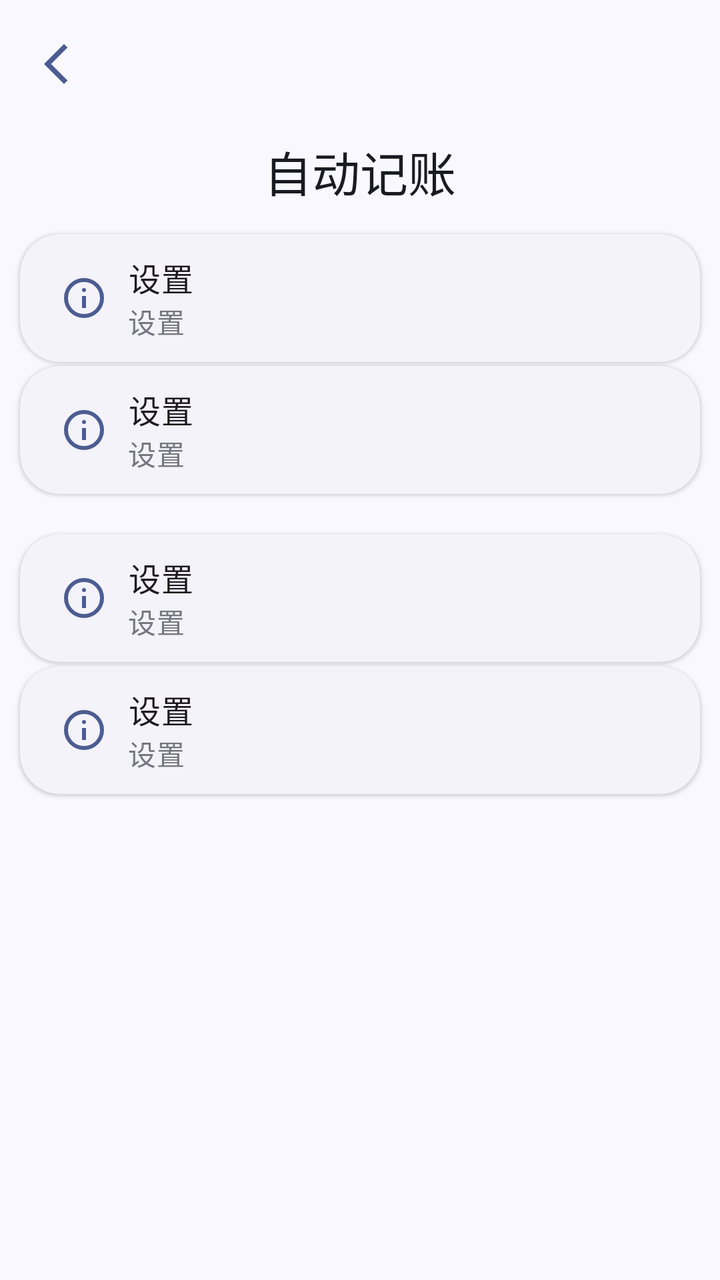
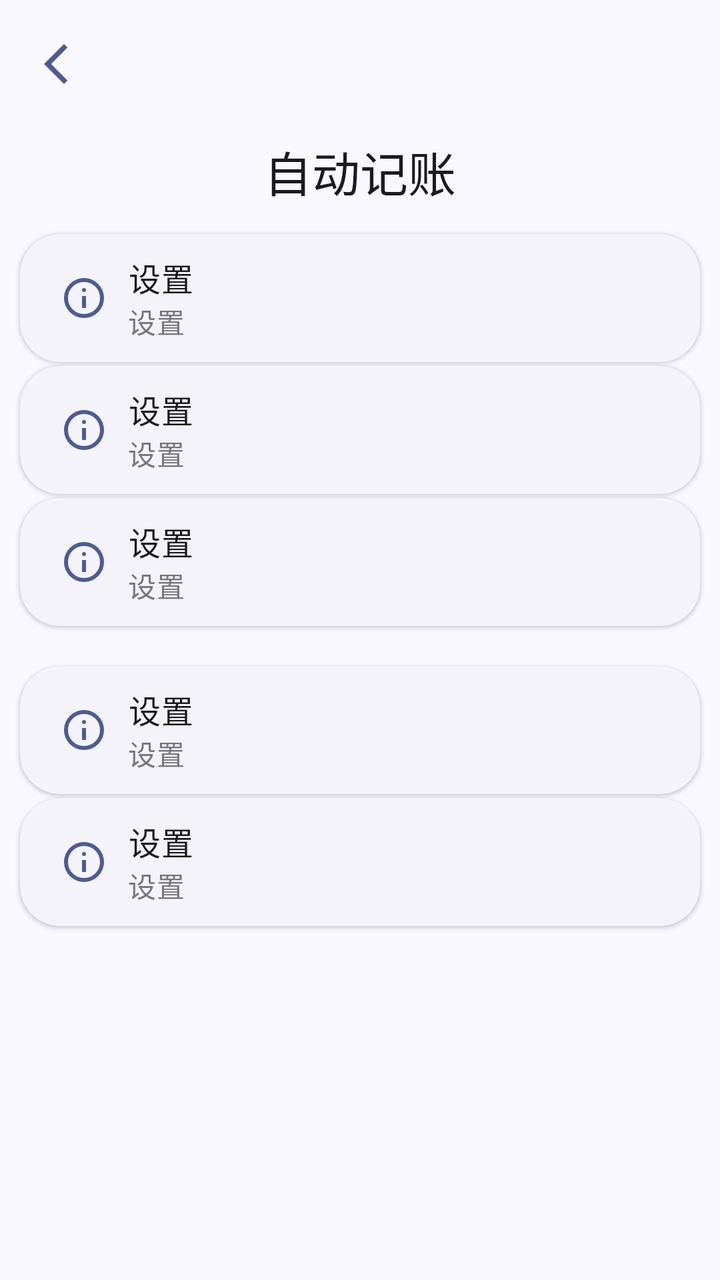

Screens rendered from an Android XML layout before and after an edit, with the pre-edit source and the edit as a unified diff.
<!-- AndroidManifest.xml: application theme Theme.ManagerAssistant.Static -->
<!-- res/layout/activity_auto_bookkeeping.xml -->
<?xml version="1.0" encoding="utf-8"?>
<androidx.coordinatorlayout.widget.CoordinatorLayout xmlns:android="http://schemas.android.com/apk/res/android"
    xmlns:app="http://schemas.android.com/apk/res-auto"
    xmlns:tools="http://schemas.android.com/tools"
    android:layout_width="match_parent"
    android:layout_height="match_parent"
    tools:context=".ui.pages.main.settings.sub.AutoBookkeepingActivity">

    <com.google.android.material.appbar.AppBarLayout
        android:id="@+id/app_bar_layout"
        android:layout_width="match_parent"
        android:layout_height="wrap_content"
        android:fitsSystemWindows="true">

        <com.google.android.material.appbar.CollapsingToolbarLayout
            style="@style/CollapsingToolbarLayoutStyle"
            android:layout_width="match_parent"
            android:layout_height="?attr/collapsingToolbarLayoutMediumSize"
            app:toolbarId="@id/toolbar">

            <com.google.android.material.appbar.MaterialToolbar
                android:id="@+id/toolbar"
                android:layout_width="match_parent"
                android:layout_height="?attr/actionBarSize"
                app:layout_collapseMode="pin"
                app:title="@string/auto_bookkeeping" />
        </com.google.android.material.appbar.CollapsingToolbarLayout>
    </com.google.android.material.appbar.AppBarLayout>

    <androidx.core.widget.NestedScrollView
        android:id="@+id/scroll_view"
        android:layout_width="match_parent"
        android:layout_height="match_parent"
        android:clipToPadding="false"
        android:scrollbars="none"
        app:layout_behavior="@string/appbar_scrolling_view_behavior">

        <LinearLayout
            android:layout_width="match_parent"
            android:layout_height="wrap_content"
            android:clipToPadding="false"
            android:orientation="vertical"
            android:paddingTop="5dp"
            android:paddingBottom="5dp">

            
            <include
                android:id="@+id/notification_analysis_switch_option"
                layout="@layout/view_setting_option"
                android:layout_width="match_parent"
                android:layout_height="wrap_content"
                android:layout_marginStart="10dp"
                android:layout_marginEnd="10dp" />

            
            <include
                android:id="@+id/rule_manage_option"
                layout="@layout/view_setting_option" />

            
            <include
                android:id="@+id/notification_cancel_behaviour"
                layout="@layout/view_setting_option"
                android:layout_width="match_parent"
                android:layout_height="wrap_content"
                android:layout_marginStart="10dp"
                android:layout_marginTop="20dp"
                android:layout_marginEnd="10dp" />

            
            <include
                android:id="@+id/notification_click_behaviour"
                layout="@layout/view_setting_option" />
        </LinearLayout>
    </androidx.core.widget.NestedScrollView>
</androidx.coordinatorlayout.widget.CoordinatorLayout>
<!-- res/layout/view_setting_option.xml (included above) -->
<com.google.android.material.card.MaterialCardView xmlns:android="http://schemas.android.com/apk/res/android"
    xmlns:app="http://schemas.android.com/apk/res-auto"
    style="@style/MediumRadiusCardStyle"
    android:layout_width="match_parent"
    android:layout_height="wrap_content"
    android:layout_marginStart="10dp"
    android:layout_marginTop="2dp"
    android:layout_marginEnd="10dp"
    android:layout_marginBottom="0dp">

    <androidx.constraintlayout.widget.ConstraintLayout
        android:layout_width="match_parent"
        android:layout_height="wrap_content"
        android:padding="10dp">

        <FrameLayout
            android:id="@+id/component_layout"
            android:layout_width="wrap_content"
            android:layout_height="wrap_content"
            app:layout_constraintBottom_toBottomOf="parent"
            app:layout_constraintEnd_toEndOf="parent"
            app:layout_constraintTop_toTopOf="parent" />

        <ImageView
            android:id="@+id/icon_view"
            style="@style/ImageViewStyle"
            android:layout_width="wrap_content"
            android:layout_height="wrap_content"
            android:importantForAccessibility="no"
            android:src="@drawable/outline_info_24"
            app:layout_constraintBottom_toBottomOf="parent"
            app:layout_constraintStart_toStartOf="parent"
            app:layout_constraintTop_toTopOf="parent" />

        <com.google.android.material.textview.MaterialTextView
            android:id="@+id/title_text"
            android:layout_width="wrap_content"
            android:layout_height="wrap_content"
            android:text="@string/settings"
            android:textAppearance="?attr/textAppearanceBodyLarge"
            app:layout_constraintBottom_toTopOf="@id/description_text"
            app:layout_constraintStart_toEndOf="@id/icon_view"
            app:layout_constraintTop_toTopOf="parent"
            app:layout_constraintVertical_chainStyle="packed" />

        <com.google.android.material.textview.MaterialTextView
            android:id="@+id/description_text"
            android:layout_width="0dp"
            android:layout_height="wrap_content"
            android:layout_marginEnd="10dp"
            android:text="@string/settings"
            android:textAppearance="?attr/textAppearanceBodyMedium"
            android:textColor="?attr/colorOutline"
            app:layout_constraintBottom_toBottomOf="parent"
            app:layout_constraintEnd_toStartOf="@id/component_layout"
            app:layout_constraintHorizontal_bias="0"
            app:layout_constraintStart_toEndOf="@id/icon_view"
            app:layout_constraintTop_toBottomOf="@id/title_text" />
    </androidx.constraintlayout.widget.ConstraintLayout>
</com.google.android.material.card.MaterialCardView>
<!-- resources referenced by this layout -->
<resources>
  <string name="auto_bookkeeping">自动记账</string>
  <string name="settings">设置</string>
  <style name="CollapsingToolbarLayoutStyle" parent="Widget.Material3.CollapsingToolbar.Medium">
          <item name="collapsedTitleGravity">start</item>
          <item name="expandedTitleGravity">center_horizontal|bottom</item>
          <item name="layout_scrollFlags">scroll|exitUntilCollapsed|snap</item>
      </style>
  <style name="ImageViewStyle">
          <item name="backgroundTint">@android:color/transparent</item>
          <item name="tint">?attr/colorPrimary</item>
          <item name="android:padding">10dp</item>
      </style>
  <style name="MediumRadiusCardStyle" parent="CardStyleBase">
          <item name="cardCornerRadius">20dp</item>
          <item name="android:layout_marginTop">10dp</item>
          <item name="android:layout_marginStart">10dp</item>
          <item name="android:layout_marginEnd">10dp</item>
          <item name="android:layout_marginBottom">10dp</item>
      </style>
  <style name="CardStyleBase" parent="Widget.Material3.CardView.Elevated">
          <item name="strokeWidth">0dp</item>
      </style>
  <color name="md_theme_primary">#4C5C92</color>
  <color name="md_theme_onPrimary">#FFFFFF</color>
  <color name="md_theme_primaryContainer">#DBE1FF</color>
  <color name="md_theme_onPrimaryContainer">#344479</color>
  <color name="md_theme_secondary">#595E72</color>
  <color name="md_theme_onSecondary">#FFFFFF</color>
  <color name="md_theme_secondaryContainer">#DDE1F9</color>
  <color name="md_theme_onSecondaryContainer">#414659</color>
  <color name="md_theme_tertiary">#745470</color>
  <color name="md_theme_onTertiary">#FFFFFF</color>
  <color name="md_theme_tertiaryContainer">#FFD6F7</color>
  <color name="md_theme_onTertiaryContainer">#5B3D57</color>
  <color name="md_theme_error">#BA1A1A</color>
  <color name="md_theme_onError">#FFFFFF</color>
  <color name="md_theme_errorContainer">#FFDAD6</color>
  <color name="md_theme_onErrorContainer">#93000A</color>
  <color name="md_theme_background">#FAF8FF</color>
  <color name="md_theme_onBackground">#1A1B21</color>
  <color name="md_theme_surface">#FAF8FF</color>
  <color name="md_theme_onSurface">#1A1B21</color>
  <color name="md_theme_surfaceVariant">#E2E1EC</color>
  <color name="md_theme_onSurfaceVariant">#45464F</color>
  <color name="md_theme_outline">#767680</color>
  <color name="md_theme_outlineVariant">#C6C6D0</color>
  <color name="md_theme_inverseSurface">#2F3036</color>
  <color name="md_theme_inverseOnSurface">#F1F0F7</color>
  <color name="md_theme_inversePrimary">#B5C4FF</color>
  <color name="md_theme_primaryFixed">#DBE1FF</color>
  <color name="md_theme_onPrimaryFixed">#02174B</color>
  <color name="md_theme_primaryFixedDim">#B5C4FF</color>
  <color name="md_theme_onPrimaryFixedVariant">#344479</color>
  <color name="md_theme_secondaryFixed">#DDE1F9</color>
  <color name="md_theme_onSecondaryFixed">#161B2C</color>
  <color name="md_theme_secondaryFixedDim">#C1C5DD</color>
  <color name="md_theme_onSecondaryFixedVariant">#414659</color>
  <color name="md_theme_tertiaryFixed">#FFD6F7</color>
  <color name="md_theme_onTertiaryFixed">#2B122A</color>
  <color name="md_theme_tertiaryFixedDim">#E2BBDB</color>
  <color name="md_theme_onTertiaryFixedVariant">#5B3D57</color>
  <color name="md_theme_surfaceDim">#DAD9E0</color>
  <color name="md_theme_surfaceBright">#FAF8FF</color>
  <color name="md_theme_surfaceContainerLowest">#FFFFFF</color>
  <color name="md_theme_surfaceContainerLow">#F4F3FA</color>
  <color name="md_theme_surfaceContainer">#EEEDF4</color>
  <color name="md_theme_surfaceContainerHigh">#E9E7EF</color>
  <color name="md_theme_surfaceContainerHighest">#E3E1E9</color>
  <!-- unchanged entries left out for length: 4 -->
</resources>

<!-- the commit's change to res/layout/activity_auto_bookkeeping.xml (unified diff, before → after) -->
@@ -55,6 +55,11 @@
             
             <include
                 android:id="@+id/rule_manage_option"
+                layout="@layout/view_setting_option" />
+
+            
+            <include
+                android:id="@+id/direct_deposit"
                 layout="@layout/view_setting_option" />
 
             
